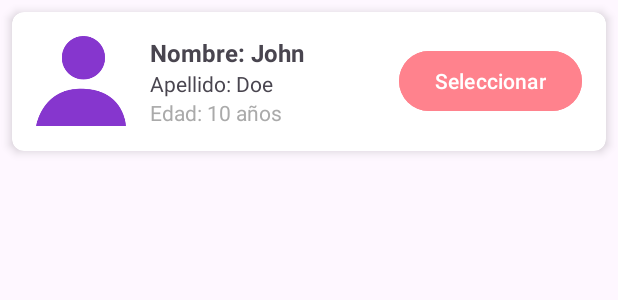
After one commit to CharlyMx32/IntegradoraIoTAndorid, an Android app: the layout items_seleccionar_kids.xml on its own in the app's theme, with its tools: preview values and no code run, on a phone screen of 412 x 824 dp. The commit adds this screen. Shown: the top 300 px of the screen. Run offline under Robolectric (Android 15) with nearby library versions, the light colour scheme and no system bars; network calls fail.

Commit message:
ya se puede seleccioanr el kid para jugar

```diff
--- a/app/src/main/java/com/example/integradoraiot/network/RetroFitClient.java
+++ b/app/src/main/java/com/example/integradoraiot/network/RetroFitClient.java
@@ -10,7 +10,7 @@ import retrofit2.converter.gson.GsonConverterFactory;
 
 public class RetroFitClient {
 
-    private static final String BASE_URL = "https://1549-187-190-56-49.ngrok-free.app/api/"; // URL de tu API
+    private static final String BASE_URL = "https://b25a-187-190-56-49.ngrok-free.app/api/"; // URL de tu API
     private static Retrofit retrofit = null;
 
     // Método único para obtener el cliente Retrofit con el TokenInterceptor
--- /dev/null
+++ b/app/src/main/res/layout/items_seleccionar_kids.xml
@@ -0,0 +1,68 @@
+<?xml version="1.0" encoding="utf-8"?>
+<androidx.cardview.widget.CardView
+    xmlns:android="http://schemas.android.com/apk/res/android"
+    xmlns:app="http://schemas.android.com/apk/res-auto"
+    android:layout_width="match_parent"
+    android:layout_height="wrap_content"
+    android:layout_margin="8dp"
+    app:cardCornerRadius="8dp"
+    app:cardElevation="4dp">
+
+    <LinearLayout
+        android:layout_width="match_parent"
+        android:layout_height="wrap_content"
+        android:orientation="horizontal"
+        android:padding="16dp">
+
+        <!-- Imagen del perfil del niño -->
+        <ImageView
+            android:id="@+id/img_child"
+            android:layout_width="60dp"
+            android:layout_height="60dp"
+            android:layout_marginEnd="16dp"
+            android:src="@drawable/ic_perfil"
+            android:scaleType="centerCrop" />
+
+        <!-- Información del niño -->
+        <LinearLayout
+            android:layout_width="0dp"
+            android:layout_height="wrap_content"
+            android:layout_weight="1"
+            android:orientation="vertical">
+
+            <TextView
+                android:id="@+id/child_name"
+                android:layout_width="wrap_content"
+                android:layout_height="wrap_content"
+                android:text="Nombre: John"
+                android:textStyle="bold"
+                android:textSize="16sp" />
+
+            <TextView
+                android:id="@+id/child_lastname"
+                android:layout_width="wrap_content"
+                android:layout_height="wrap_content"
+                android:text="Apellido: Doe"
+                android:textSize="14sp" />
+
+            <TextView
+                android:id="@+id/child_age"
+                android:layout_width="wrap_content"
+                android:layout_height="wrap_content"
+                android:text="Edad: 10 años"
+                android:textSize="14sp"
+                android:textColor="@android:color/darker_gray" />
+        </LinearLayout>
+
+        <!-- Botón de selección -->
+        <Button
+            android:id="@+id/btn_select"
+            android:layout_width="wrap_content"
+            android:layout_height="wrap_content"
+            android:layout_gravity="center_vertical"
+            android:backgroundTint="@color/Bink"
+            android:text="Seleccionar"
+            android:textColor="@android:color/white" />
+
+    </LinearLayout>
+</androidx.cardview.widget.CardView>
```
Also changed, not shown: app/src/main/java/com/example/integradoraiot/Adapters/SeleccionarKidsAdapter.java (added, +68 -0 lines), app/src/main/java/com/example/integradoraiot/fragmentos/SeleccionarKidsFragment.java (added, +85 -0 lines), app/src/main/java/com/example/integradoraiot/ui/SplashActivityItemsDescripciones.java (+20 -0 lines), app/src/main/java/com/example/integradoraiot/ui/SplashActivitySeleccionarKids.java (added, +8 -0 lines), app/src/main/res/layout/activity_barra_lateral.xml (deleted, +0 -27 lines), app/src/main/res/layout/activity_descripciones.xml (+22 -0 lines), app/src/main/res/layout/activity_seleccionar_kids.xml (added, +19 -0 lines).
